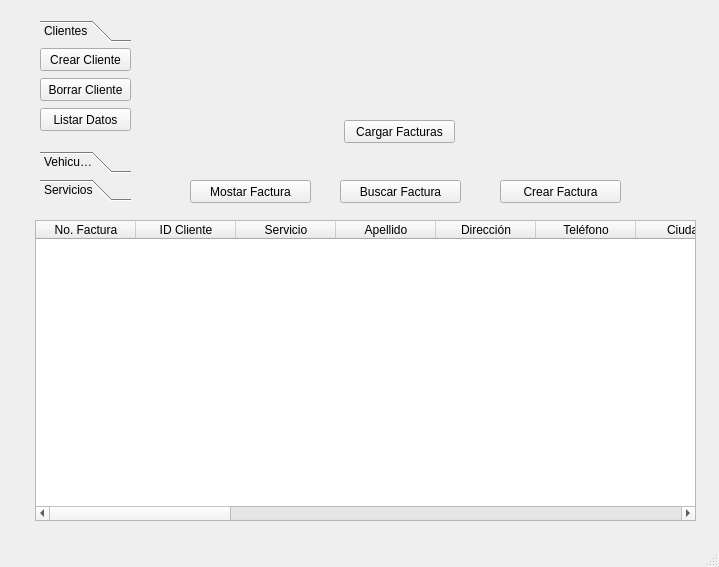
Before: the Qt Designer form MainWindow.ui in OSarmient/Parcial2, drawn with Qt 5.
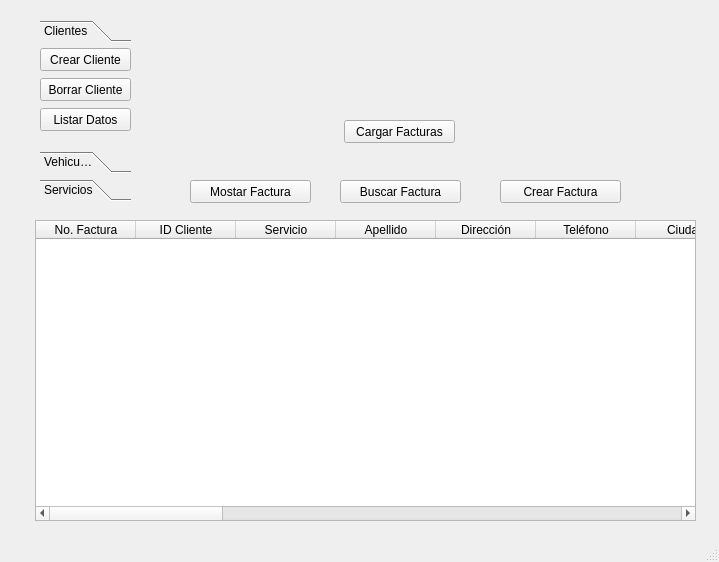
After: the same form once the commit is applied.

The edit to the form file:
```diff
--- a/MainWindow.ui
+++ b/MainWindow.ui
@@ -7,7 +7,7 @@
     <x>0</x>
     <y>0</y>
     <width>719</width>
-    <height>567</height>
+    <height>562</height>
    </rect>
   </property>
   <property name="windowTitle">
@@ -253,6 +253,11 @@
       <string>Ciudad</string>
      </property>
     </column>
+    <column>
+     <property name="text">
+      <string>Random</string>
+     </property>
+    </column>
     <column>
      <property name="text">
       <string>Placa</string>
@@ -268,11 +273,6 @@
       <string>Modelo</string>
      </property>
     </column>
-    <column>
-     <property name="text">
-      <string>New Column</string>
-     </property>
-    </column>
     <column>
      <property name="text">
       <string>Cilindrada</string>
@@ -288,6 +288,11 @@
       <string>Tipo de uso</string>
      </property>
     </column>
+    <column>
+     <property name="text">
+      <string>Combustible</string>
+     </property>
+    </column>
     <column>
      <property name="text">
       <string>No. Pasajeros</string>
@@ -300,7 +305,7 @@
     </column>
     <column>
      <property name="text">
-      <string>New Column</string>
+      <string>No.Motor</string>
      </property>
     </column>
     <column>
```
